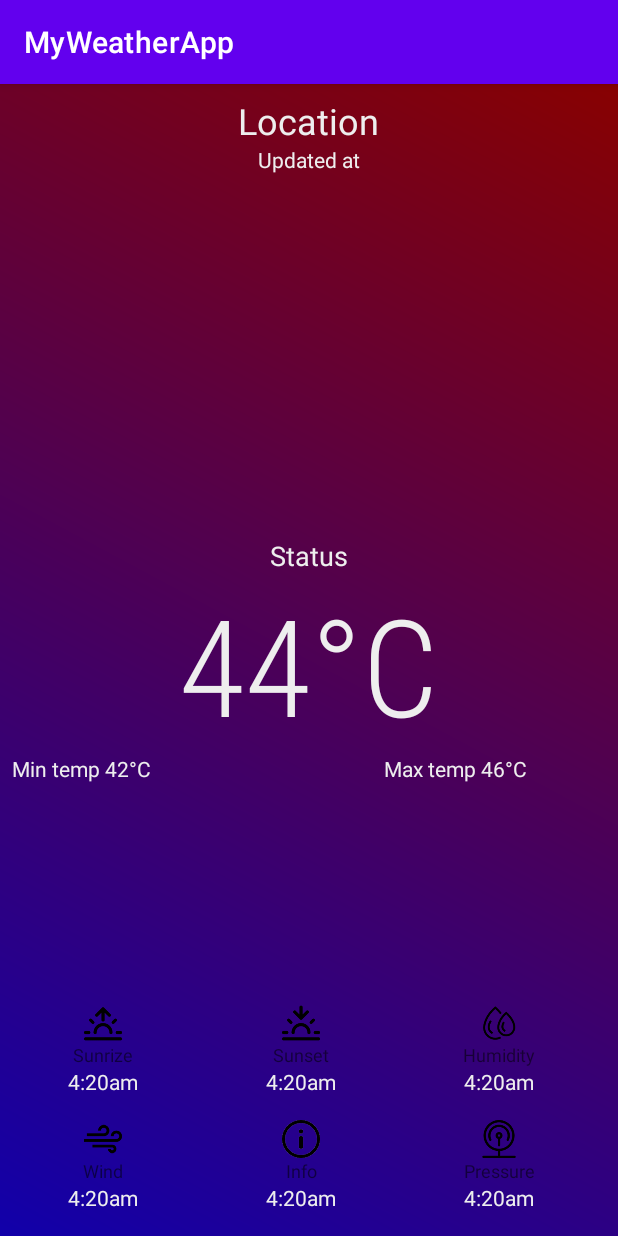
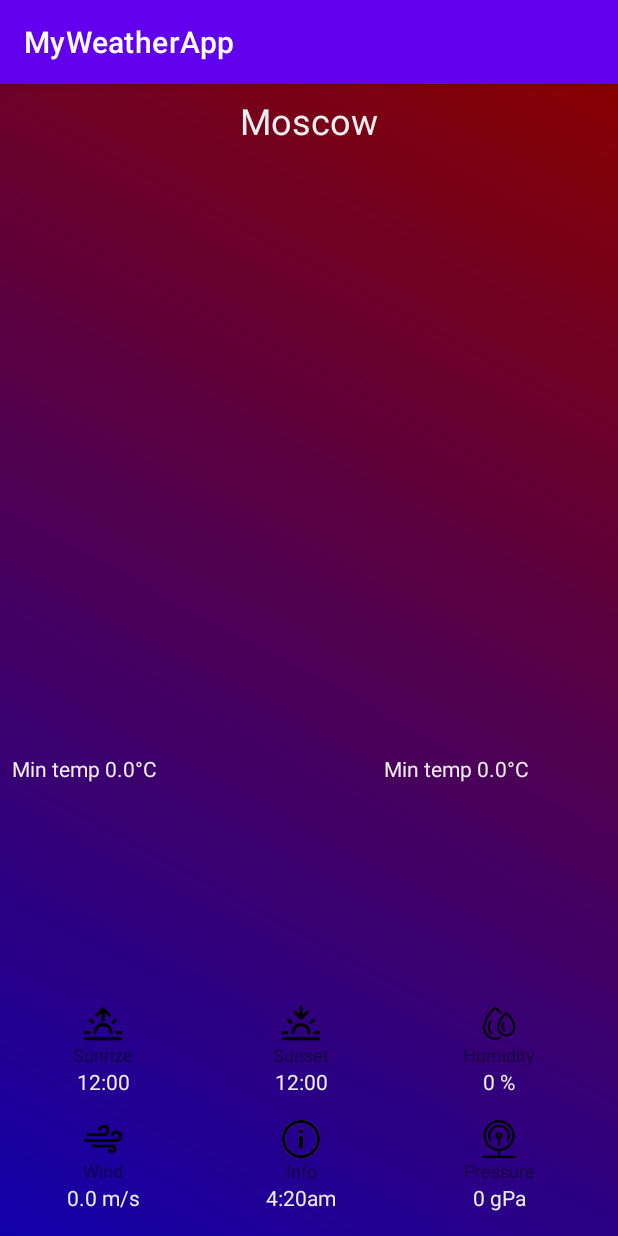
Before and after one commit to SomeAnonimCoder/MyWeatherApp, an Android app: the screen it shows after launch (MainActivity), on a phone screen of 412 x 824 dp. Run offline under Robolectric (Android 15) with nearby library versions, the phone set to English and light mode, and no system bars; 16 statements that could not run were skipped.

Commit message:
API request works for hard-coded town

```diff
--- a/app/src/main/AndroidManifest.xml
+++ b/app/src/main/AndroidManifest.xml
@@ -1,7 +1,7 @@
 <?xml version="1.0" encoding="utf-8"?>
 <manifest xmlns:android="http://schemas.android.com/apk/res/android"
     package="com.dont.want.code.labs.myweatherapp">
-
+    <uses-permission android:name="android.permission.INTERNET"/>
     <application
         android:allowBackup="true"
         android:icon="@mipmap/ic_launcher"
--- a/app/src/main/java/com/dont/want/code/labs/myweatherapp/MainActivity.kt
+++ b/app/src/main/java/com/dont/want/code/labs/myweatherapp/MainActivity.kt
@@ -1,11 +1,110 @@
 package com.dont.want.code.labs.myweatherapp
 
+import android.os.AsyncTask
 import androidx.appcompat.app.AppCompatActivity
 import android.os.Bundle
+import android.util.Log
+import android.view.View
+import android.widget.EditText
+import android.widget.ProgressBar
+import android.widget.RelativeLayout
+import android.widget.TextView
+import org.json.JSONObject
+import java.lang.Exception
+import java.net.URL
+import java.text.SimpleDateFormat
+import java.util.*
+import kotlin.math.min
 
 class MainActivity : AppCompatActivity() {
+
+    val cityName:String = "Moscow"
+    val apiKey:String = "42af006c49cad6fb2ae56af9fd967928"
+
     override fun onCreate(savedInstanceState: Bundle?) {
         super.onCreate(savedInstanceState)
         setContentView(R.layout.activity_main)
+
+        weatherTask().execute()
+    }
+
+    inner class weatherTask():AsyncTask<String, Void, String>(){
+        override fun onPreExecute() {
+            super.onPreExecute()
+            findViewById<ProgressBar>(R.id.loader).visibility= View.VISIBLE
+            findViewById<RelativeLayout>(R.id.main_container).visibility=View.GONE
+            findViewById<TextView>(R.id.error_text).visibility = View.GONE
+        }
+
+        override fun doInBackground(vararg p0: String?): String? {
+            var response:String?
+            try {
+                response = URL("https://api.openweathermap.org/data/2.5/weather?q=$cityName&units=metric&appid=$apiKey")
+                    .readText(Charsets.UTF_8)
+                Log.println(Log.WARN,"STR", response)
+            }
+            catch (e:Exception){
+                response=null
+            }
+            return response
+            }
+
+        override fun onPostExecute(result: String?) {
+            super.onPostExecute(result)
+            val json = JSONObject(result)
+
+            val mainData = json.getJSONObject("main")
+            val sysData = json.getJSONObject("sys")
+            val windData = json.getJSONObject("wind")
+            val weatherData = json.getJSONArray("weather").getJSONObject(0)
+
+            findViewById<TextView>(R.id.town).text = cityName
+
+            val updateTime = Date(1000*json.getLong("dt"))
+            val updatedAtString = "Updated at " + SimpleDateFormat("hh:mm", Locale.ENGLISH).format(updateTime)
+            findViewById<TextView>(R.id.updated_at).text = updatedAtString
+
+            val tempString = mainData.getString("temp") + "°C"
+            findViewById<TextView>(R.id.temp).text = tempString
+
+            val windSpeed = windData.getDouble("speed")
+            val windSpeedString = windSpeed.toString()+" m/s"
+            findViewById<TextView>(R.id.wind).text = windSpeedString
+
+            val pressure = mainData.getInt("pressure")
+            val pressureString = pressure.toString()+" gPa"
+            findViewById<TextView>(R.id.pressure).text = pressureString
+
+            val humidity = mainData.getInt("humidity")
+            val humidityString = humidity.toString() + " %"
+            findViewById<TextView>(R.id.humidity).text = humidityString
+
+            val sunrise = sysData.getLong("sunrise")
+            val sunrizeString = SimpleDateFormat("hh:mm", Locale.ENGLISH).format(Date(sunrise*1000))
+            findViewById<TextView>(R.id.sunrise).text = sunrizeString
+
+            val sunset = sysData.getLong("sunset")
+            val sunsetString = SimpleDateFormat("hh:mm", Locale.ENGLISH).format(Date(1000*sunset))
+            findViewById<TextView>(R.id.sunset).text = sunsetString
+
+            //not used for now
+            //val weatherDescription = weatherData.getString("description")
+
+            val weatherStatus = weatherData.getString("main")
+            findViewById<TextView>(R.id.status).text = weatherStatus
+
+            val minTemp = mainData.getDouble("temp_min")
+            val minTempString = "Min temp " + minTemp.toString() + "°C"
+            findViewById<TextView>(R.id.temp_min).text = minTempString
+
+            val maxTemp = mainData.getDouble("temp_max")
+            val maxTempString = "Min temp " + maxTemp.toString() + "°C"
+            findViewById<TextView>(R.id.temp_max).text = maxTempString
+
+
+            findViewById<ProgressBar>(R.id.loader).visibility= View.GONE
+            findViewById<RelativeLayout>(R.id.main_container).visibility=View.VISIBLE
+            findViewById<TextView>(R.id.error_text).visibility = View.GONE
+        }
     }
 }
```
